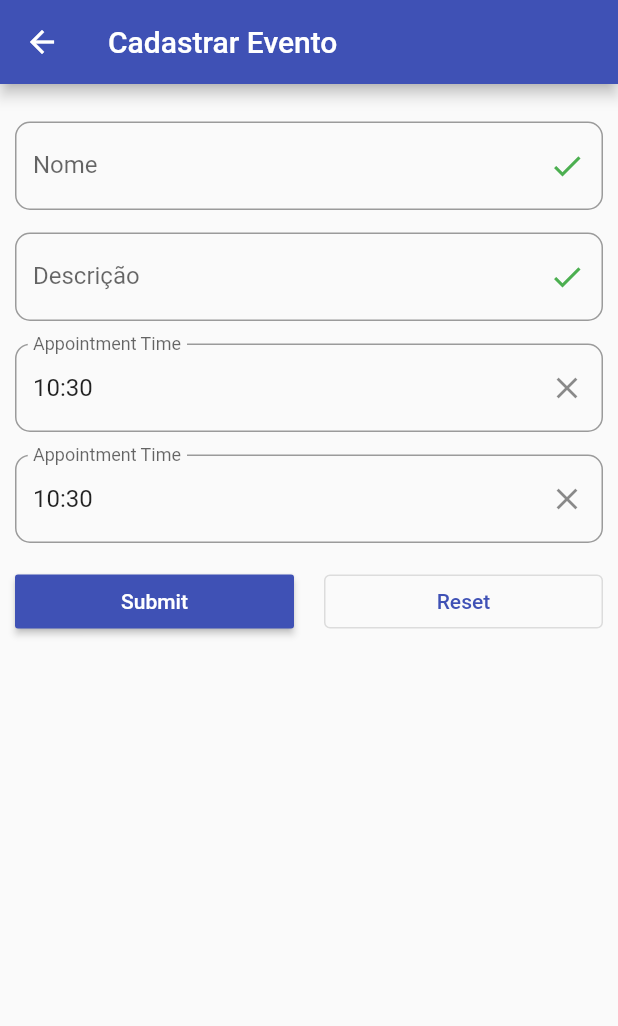
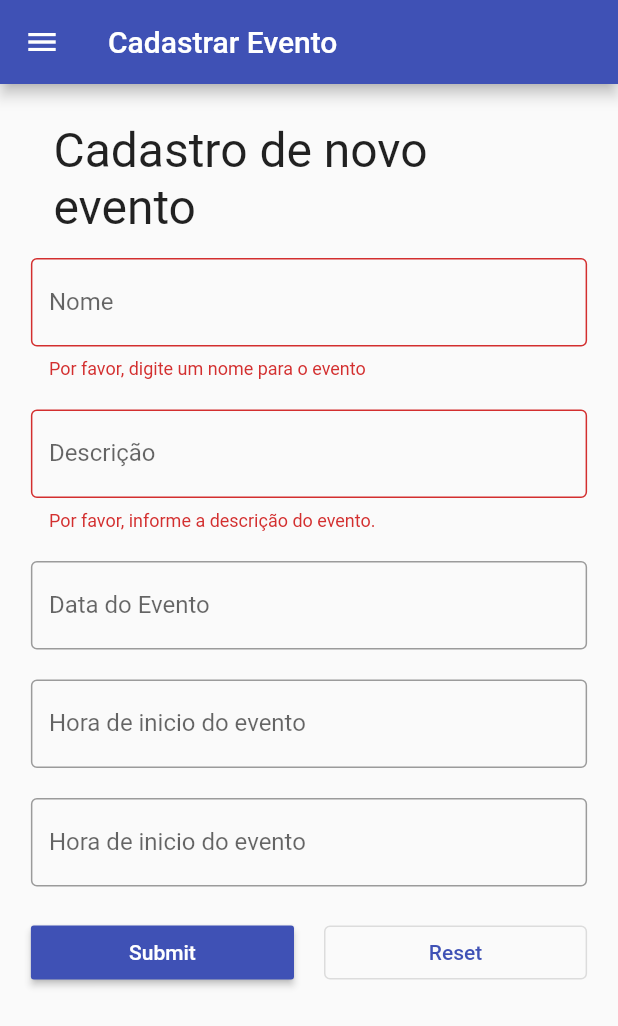
Before and after one commit to hulpapp/mobile, a Flutter app: the CreateEventPage screen opened by its route, after a tap on "Submit", on a phone screen of 412 x 824 dp. Shown: the top 1026 px of the screen. Run offline on Flutter 3.47's test engine with Material 2 defaults, Android fonts, the phone set to English and light mode, and no system bars; drawn by our look-alikes of flutter_form_builder; our stand-ins replace brasil_fields, dio, google_fonts, google_maps_flutter, shared_preferences, top_snackbar_flutter; accounts and stored records are empty.

Commit message:
Feat: event create list and datail

```diff
--- a/lib/main.dart
+++ b/lib/main.dart
@@ -4,7 +4,8 @@ import 'package:hulp/modules/view/homePage.dart';
 import 'package:hulp/modules/view/login.dart';
 import 'package:flutter_localizations/flutter_localizations.dart';
 import 'package:hulp/modules/view/signUp/signUp.dart';
-
+import 'package:hulp/modules/entities/event.dart';
+import 'modules/view/events/EventDetails.dart';
 import 'modules/view/welcomePage.dart';
 
 void main() {
@@ -30,9 +31,9 @@ class MyApp extends StatelessWidget {
       home: WelcomePage(),
       routes: {
         '/event/new': (context) => CreateEventPage(),
+        '/event/detail': (context) => EventDetail(),
         '/signup/': (context) => SignUpPage(),
         '/login/': (context) => LoginPage(),
-        '/mapVisualizer': (context) => MapVisualizer(),
         '/home/': (context) => HomePage(),
       },
     );
--- a/lib/modules/entities/event.dart
+++ b/lib/modules/entities/event.dart
@@ -1,22 +1,28 @@
 class Event {
+  int? id;
   String? name;
   String? detail;
+  String? date;
   String? startDate;
   String? endDate;
 
-  Event({this.name, this.detail, this.startDate, this.endDate});
+  Event({this.id, this.name, this.detail,this.date, this.startDate, this.endDate});
 
   Event.fromJson(Map<String, dynamic> json) {
+    id = json['id'];
     name = json['name'];
     detail = json['detail'];
+    date = json['date'];
     startDate = json['startDate'];
     endDate = json['endDate'];
   }
 
   Map<String, dynamic> toJson() {
     final Map<String, dynamic> data = <String, dynamic>{};
+    data['id'] = id;
     data['name'] = name;
     data['detail'] = detail;
+    data['date'] = date;
     data['startDate'] = startDate;
     data['endDate'] = endDate;
     return data;
--- a/lib/modules/interactor/event.dart
+++ b/lib/modules/interactor/event.dart
@@ -0,0 +1,29 @@
+import 'package:dio/dio.dart';
+import 'package:hulp/env/env.dart';
+import 'package:hulp/modules/entities/event.dart';
+import 'package:hulp/utils/http_intercept.dart';
+class EventInteractor {
+  Dio dio = Dio(BaseOptions(baseUrl: Env.api_url))..interceptors.add(BaseInterception());
+
+  Future create(Event event) async {
+    try {
+      var response = await dio
+          .post('/events', data: {'event':event});
+      return response.data;
+    } on DioError catch (e) {
+      throw e.message;
+    }
+  }
+
+
+  Future list() async {
+    try {
+      var response = await dio
+          .get('/events');
+      return response.data;
+    } on DioError catch (e) {
+      throw e.message;
+    }
+
+  }
+}
--- a/lib/modules/view/events/createEvent.dart
+++ b/lib/modules/view/events/createEvent.dart
@@ -1,5 +1,14 @@
 import 'package:flutter/material.dart';
-import 'package:flutter_form_builder/flutter_form_builder.dart';
+import 'package:hulp/modules/entities/event.dart';
+import 'package:hulp/utils/responsivity.dart';
+import 'package:hulp/utils/topSnackBar.dart';
+import 'package:intl/intl.dart';
+import 'package:hulp/modules/presenter/Event.dart';
+
+import '../side_menu.dart';
+
+
+
 
 class CreateEventPage extends StatefulWidget {
   @override
@@ -7,149 +16,189 @@ class CreateEventPage extends StatefulWidget {
 }
 
 class _CreateEventPageState extends State<CreateEventPage> {
-  var eventForm = GlobalKey<FormState>();
-  bool autoValidate = true;
-  bool readOnly = false;
-  bool showSegmentedControl = true;
-  final _formKey = GlobalKey<FormBuilderState>();
-  bool _ageHasError = false;
+  EventPresenter eventPresenter = new EventPresenter();
+  var _eventForm = GlobalKey<FormState>();
+  TextEditingController _namelController = TextEditingController();
+  TextEditingController _descriptionlController = TextEditingController();
+  TextEditingController _eventDayController = TextEditingController();
+  TextEditingController _eventStartHourController = TextEditingController();
+  TextEditingController _eventEndHourController = TextEditingController();
+  Event _event = new Event();
+  final String successText = 'Evento criado com sucesso!!';
 
-  final ValueChanged _onChanged = (val) => print(val);
+  Future createNewEvent(Event event) async {
+    await eventPresenter.createEvent(event).then((value) => showSnackBar(successText,context,'success'))
+        .then((value) =>    Navigator.pushNamed(
+      context,
+      '/home/',
+    )).catchError((e) {
+
+      showSnackBar(e,context,'error');
+    });
+
+
+
+  }
+
+
+
+
 
   @override
   Widget build(BuildContext context) {
     return Scaffold(
-      appBar: AppBar(
-        title: Text('Cadastrar Evento')),
-      body: Padding(
+      appBar: AppBar(title: Text('Cadastrar Evento')),
+      drawer: SideMenu(),
+      body: SafeArea(
+        child: Row(
+          crossAxisAlignment: CrossAxisAlignment.start,
+          children: [
+            if (Responsive.isDesktop(context))
+              Expanded(
+
+                child: SideMenu(),
+              ),
+            Expanded(
+              flex: 5,
+              child: Padding(
                 padding: const EdgeInsets.all(10),
                 child: SingleChildScrollView(
+                  child: Center(
+                    child: Container(
+                      width: card(context),
                       child: Column(
                         children: <Widget>[
-              FormBuilder(
-                key: _formKey,
-                // enabled: false,
-                autovalidateMode: AutovalidateMode.disabled,
-                skipDisabled: false,
+                          Padding(
+                            padding: const EdgeInsets.all(15.0),
+                            child: Text("Cadastro de novo evento",style: TextStyle(fontSize: 32),),
+                          ),
+                          Form(
+                            key: _eventForm,
                             child: Column(
-                  children: <Widget>[
-                    const SizedBox(height: 15),
-                    FormBuilderTextField(
-                      autovalidateMode: AutovalidateMode.always,
-                      name: 'eventName',
+                              children: [
+                                TextFormField(
+                                  controller: _namelController,
+                                  keyboardType: TextInputType.text,
                                   decoration: InputDecoration(
-                        border: OutlineInputBorder(
-                          borderRadius: BorderRadius.all(Radius.circular(10.0)),
+                                    border: OutlineInputBorder(),
+                                    labelText: 'Nome',
                                   ),
-                        labelText: 'Nome',
-                        suffixIcon: _ageHasError
-                            ? const Icon(Icons.error, color: Colors.red)
-                            : const Icon(Icons.check, color: Colors.green),
+                                  validator: (name) {
+                                    if (name == null || name.isEmpty) {
+                                      return 'Por favor, digite um nome para o evento';
+                                    }
+                                    return null;
+                                  },
+                                  onSaved: (newValue) => _event.name = newValue,
                                 ),
-                      onChanged: (val) {
+                                SizedBox(
+                                  height: 20,
+                                ),
+                                TextFormField(
+                                  controller: _descriptionlController,
+                                  keyboardType: TextInputType.text,
+                                  decoration: InputDecoration(
+                                    border: OutlineInputBorder(),
+                                    labelText: 'Descrição',
+                                  ),
+                                  validator: (description) {
+                                    if (description == null || description.isEmpty) {
+                                      return 'Por favor, informe a descrição do evento.';
+                                    }
+                                    return null;
+                                  },
+                                  onSaved: (newValue) => _event.detail = newValue,
+                                ),
+                                SizedBox(
+                                  height: 20,
+                                ),
+                                TextFormField(
+                                  controller: _eventDayController,
+                                  decoration: InputDecoration(
+                                    border: OutlineInputBorder(),
+                                    labelText: "Data do Evento",
+                                    hintText: "Dia em que o Evento Ocorrerá",
+                                  ),
+                                  onSaved: (newValue) => _event.date = newValue,
+                                  onTap: () async {
+                                    DateTime? date = DateTime(1900);
+                                    FocusScope.of(context).requestFocus(new FocusNode());
+
+                                    date = await showDatePicker(
+                                        context: context,
+                                        initialDate: DateTime.now(),
+                                        firstDate: DateTime(1900),
+                                        lastDate: DateTime(2100));
+
+                                    _eventDayController.text = DateFormat('dd/MM/yyyy').format(date!);
+                                  },
+                                ),
+                                SizedBox(
+                                  height: 20,
+                                ),
+                                TextFormField(
+                                  controller: _eventStartHourController, // add this line.
+                                  decoration: InputDecoration(
+                                    border: OutlineInputBorder(),
+                                    labelText: 'Hora de inicio do evento',
+                                  ),
+                                  onSaved: (newValue) => _event.startDate = newValue,
+                                  onTap: () async {
+                                    TimeOfDay time = TimeOfDay.now();
+                                    FocusScope.of(context).requestFocus(new FocusNode());
+
+                                    TimeOfDay? picked = await showTimePicker(
+                                        context: context, initialTime: time);
+                                    if (picked != null && picked != time) {
+                                      _eventStartHourController.text =
+                                          picked.format(context);
                                       setState(() {
-                          _ageHasError = !(_formKey.currentState?.fields['age']
-                              ?.validate() ??
-                              false);
+                                        time = picked;
                                       });
+                                    }
                                   },
-                      // valueTransformer: (text) => num.tryParse(text),
-                      validator: FormBuilderValidators.compose([
-                        FormBuilderValidators.required(context),
-                        FormBuilderValidators.numeric(context),
-                        FormBuilderValidators.max(context, 70),
-                      ]),
-                      // initialValue: '12',
-                      keyboardType: TextInputType.number,
-                      textInputAction: TextInputAction.next,
                                 ),
-                    const SizedBox(height: 15),
-                    FormBuilderTextField(
+                                SizedBox(
+                                  height: 20,
+                                ),
+                                TextFormField(
+                                  controller: _eventEndHourController, // add this line.
+                                  decoration: InputDecoration(
+                                    border: OutlineInputBorder(),
+                                    labelText: 'Hora de inicio do evento',
+                                  ),
+                                  onSaved: (newValue) => _event.endDate = newValue,
+                                  onTap: () async {
+                                    TimeOfDay time = TimeOfDay.now();
+                                    FocusScope.of(context).requestFocus(new FocusNode());
 
-                      autovalidateMode: AutovalidateMode.always,
-                      name: 'detail',
-                      decoration: InputDecoration(
-                        labelText: 'Descrição',
-                          border: OutlineInputBorder(
-                            borderRadius: BorderRadius.all(Radius.circular(10.0)),
+                                    TimeOfDay? picked = await showTimePicker(
+                                        context: context, initialTime: time);
+                                    if (picked != null && picked != time) {
+                                      _eventEndHourController.text = picked.format(context);
+                                      setState(() {
+                                        time = picked;
+                                      });
+                                    }
+                                  },
                                 ),
-                        suffixIcon: _ageHasError
-                            ? const Icon(Icons.error, color: Colors.red)
-                            : const Icon(Icons.check, color: Colors.green),
-                      ),
-                      onChanged: (val) {
-                        setState(() {
-                          _ageHasError = !(_formKey.currentState?.fields['age']
-                              ?.validate() ??
-                              false);
-                        });
-                      },
-                      // valueTransformer: (text) => num.tryParse(text),
-                      validator: FormBuilderValidators.compose([
-                        FormBuilderValidators.required(context),
-                        FormBuilderValidators.numeric(context),
-                        FormBuilderValidators.max(context, 70),
-                      ]),
-                      // initialValue: '12',
-                      keyboardType: TextInputType.number,
-                      textInputAction: TextInputAction.next,
-                    ),
-                    const SizedBox(height: 15),
-                    FormBuilderDateTimePicker(
-                      name: 'date',
-                      initialValue: DateTime.now(),
-                      inputType: InputType.time,
-                      decoration: InputDecoration(
-                        labelText: 'Appointment Time',
-                          border: OutlineInputBorder(
-                            borderRadius: BorderRadius.all(Radius.circular(10.0)),
-                          ),
-                        suffixIcon: IconButton(
-                            icon: Icon(Icons.close),
-                            onPressed: () {
-                              _formKey.currentState!.fields['date']
-                                  ?.didChange(null);
-                            }),
-                      ),
-                      initialTime: TimeOfDay(hour: 8, minute: 0),
-                      locale: Locale.fromSubtags(languageCode: 'fr'),
-                    ),
-                    const SizedBox(height: 15),
-                    FormBuilderDateTimePicker(
-                      name: 'date',
-                      initialValue: DateTime.now(),
-                      inputType: InputType.time,
-                      decoration: InputDecoration(
-                        border: OutlineInputBorder(
-                          borderRadius: BorderRadius.all(Radius.circular(10.0)),
-                        ),
-                        labelText: 'Appointment Time',
-                        suffixIcon: IconButton(
-                            icon: Icon(Icons.close),
-                            onPressed: () {
-                              _formKey.currentState!.fields['date']
-                                  ?.didChange(null);
-                            }),
-                      ),
-                      initialTime: TimeOfDay(hour: 8, minute: 0),
-                      locale: Locale.fromSubtags(languageCode: 'fr'),
-                    ),
-
-
                               ],
                             ),
                           ),
-              const SizedBox(height: 15),
+                          SizedBox(
+                            height: 20,
+                          ),
                           Row(
                             children: <Widget>[
                               Expanded(
                                 child: MaterialButton(
                                   color: Theme.of(context).colorScheme.secondary,
-                      onPressed: () {
-                        if (_formKey.currentState?.saveAndValidate() ?? false) {
-                          print(_formKey.currentState?.value);
+                                  onPressed: () async{
+                                    if (_eventForm.currentState?.validate() ?? false) {
+                                      _eventForm.currentState?.save();
+                                      await createNewEvent(_event);
                                     } else {
-                          print(_formKey.currentState?.value);
+                                      print(_eventForm.currentState);
                                       print('validation failed');
                                     }
                                   },
@@ -163,7 +212,7 @@ class _CreateEventPageState extends State<CreateEventPage> {
                               Expanded(
                                 child: OutlinedButton(
                                   onPressed: () {
-                        _formKey.currentState?.reset();
+                                    _eventForm.currentState?.reset();
                                   },
                                   // color: Theme.of(context).colorScheme.secondary,
                                   child: Text(
@@ -179,9 +228,12 @@ class _CreateEventPageState extends State<CreateEventPage> {
                       ),
                     ),
                   ),
+                ),
+              ),
+            ),
+          ],
+        ),
+      ),
     );
   }
-
-
-
 }
--- a/lib/modules/view/events/listEventPage.dart
+++ b/lib/modules/view/events/listEventPage.dart
@@ -1,6 +1,7 @@
 import 'package:flutter/material.dart';
 import 'package:hulp/modules/entities/event.dart';
 import 'package:dio/dio.dart';
+import 'package:hulp/modules/presenter/Event.dart';
 
 import '../side_menu.dart';
 
@@ -13,6 +14,7 @@ class ListEvent extends StatefulWidget {
 
 class _ListEventState extends State<ListEvent> {
   late Future<List<Event>> events;
+  EventPresenter eventPresenter = new EventPresenter();
   final eventListKey = GlobalKey<_ListEventState>();
 
   @override
@@ -23,7 +25,7 @@ class _ListEventState extends State<ListEvent> {
 
   Future<List<Event>> getEventsList() async {
     var dio = Dio();
-    final response = await dio.get('https://jsonplaceholder.typicode.com/todos');
+    final response = await eventPresenter.listEvent();
 
     List<Event> events = [];
 
--- a/pubspec.yaml
+++ b/pubspec.yaml
@@ -43,6 +43,7 @@ dependencies:
   google_maps_flutter: ^2.0.8
   google_maps_flutter_web: ^0.3.0+4
   http_requests: ^1.2.0
+  top_snackbar_flutter: ^1.0.1
 
 dev_dependencies:
   flutter_test:
```
Also changed, not shown: lib/modules/presenter/Event.dart (+9 -7 lines), lib/modules/view/MainPage.dart (+78 -1 lines), lib/modules/view/events/EventDetails.dart (+11 -12 lines), lib/utils/httpService.dart (deleted, +0 -25 lines), lib/utils/http_intercept.dart (added, +34 -0 lines), lib/utils/topSnackBar.dart (added, +24 -0 lines), pubspec.lock. Lines whose indentation alone changed are shown as unchanged.
